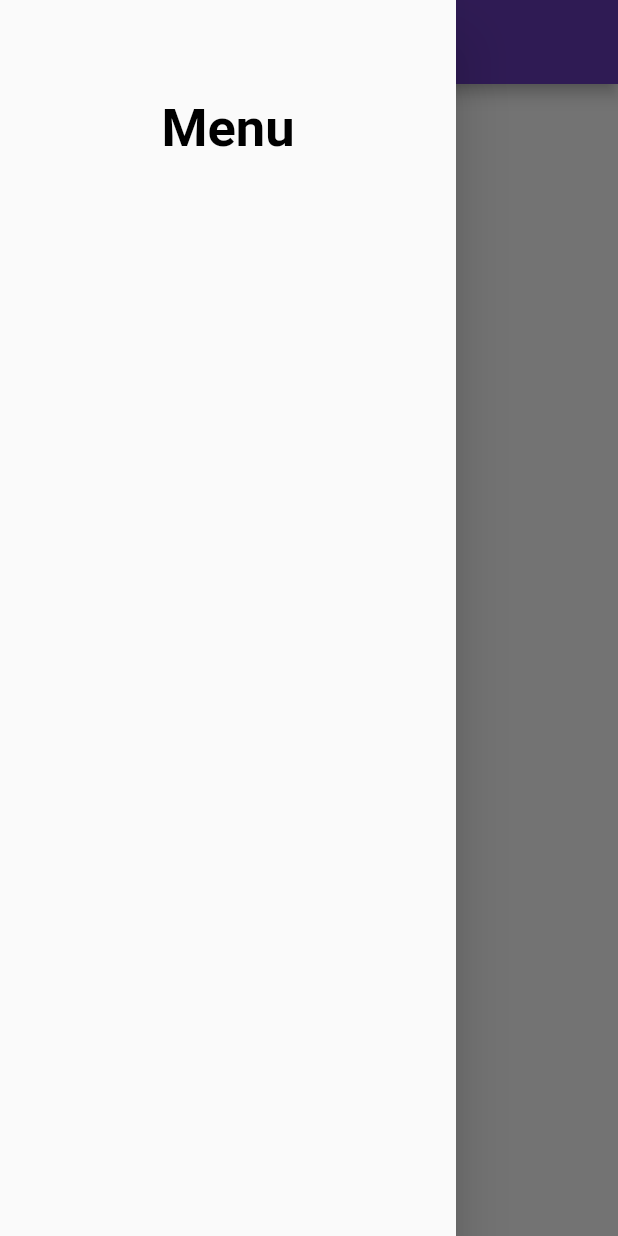
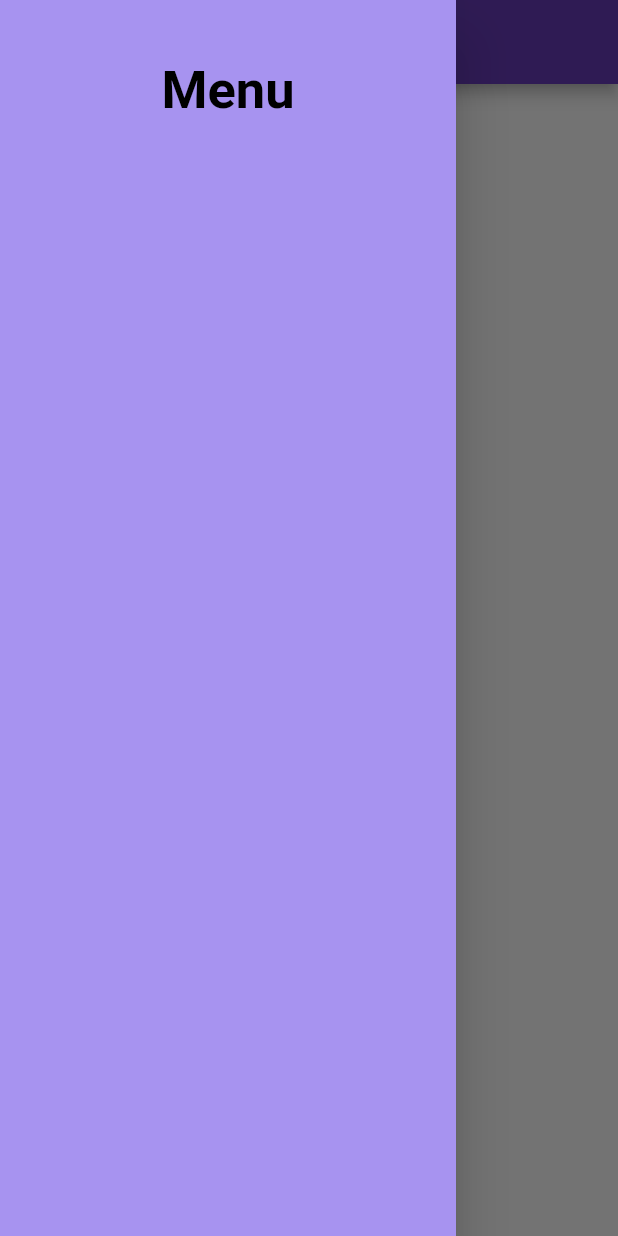
Before and after one commit to EncryptoCyphers/Rhythm, a Flutter app: the screen it shows after launch, with the side drawer open, on a phone screen of 412 x 824 dp. Run offline on Flutter 3.47's test engine with Material 2 defaults, Android fonts, the phone set to English and light mode, and no system bars; our stand-ins replace animated_splash_screen.

Commit message:
Modified the App Drawer Margin

```diff
--- a/lib/home_page.dart
+++ b/lib/home_page.dart
@@ -8,18 +8,20 @@ class HomePage extends StatelessWidget {
     return Scaffold(
       appBar: AppBar(
         backgroundColor: Colors.deepPurple,
-        title: Center(
-          child: Text('Rythm'),
+        title: const Center(
+          child: Text('Rhythm'),
         ),
       ),
       drawer: Drawer(
         child: Container(
-          margin:
-          const EdgeInsets.only(top: 50, left: 20, bottom: 50, right: 20),
+          color: const Color.fromARGB(255, 167, 147, 240),
+          margin: EdgeInsets.zero,
+          padding: const EdgeInsets.fromLTRB(0, 40, 0, 25),
+          // margin:
+          //     const EdgeInsets.only(top: 30, left: 20, bottom: 30, right: 20),
           // ignore: sized_box_for_whitespace
           child: Container(
             alignment: Alignment.topCenter,
-            padding: const EdgeInsets.all(15),
             child: const Text(
               'Menu',
               style: TextStyle(
--- a/lib/main.dart
+++ b/lib/main.dart
@@ -18,10 +18,9 @@ class MyApp extends StatelessWidget {
         home: AnimatedSplashScreen(
           splash: Image.asset('images/app_icon.jpg'),
           duration: 3000,
-    splashTransition: SplashTransition.fadeTransition,
+          splashTransition: SplashTransition.rotationTransition,
           backgroundColor: Colors.black,
-    nextScreen: HomePage(),
-    )
-    );
+          nextScreen: const HomePage(),
+        ));
   }
 }
```
Lines whose indentation alone changed are shown as unchanged.
